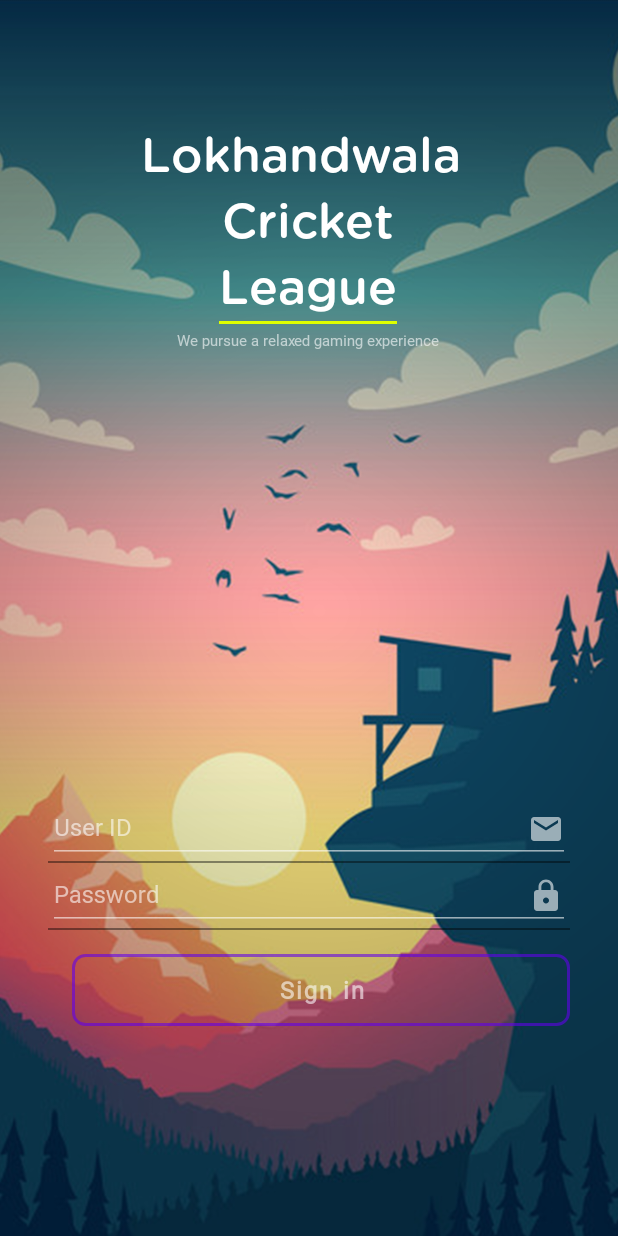
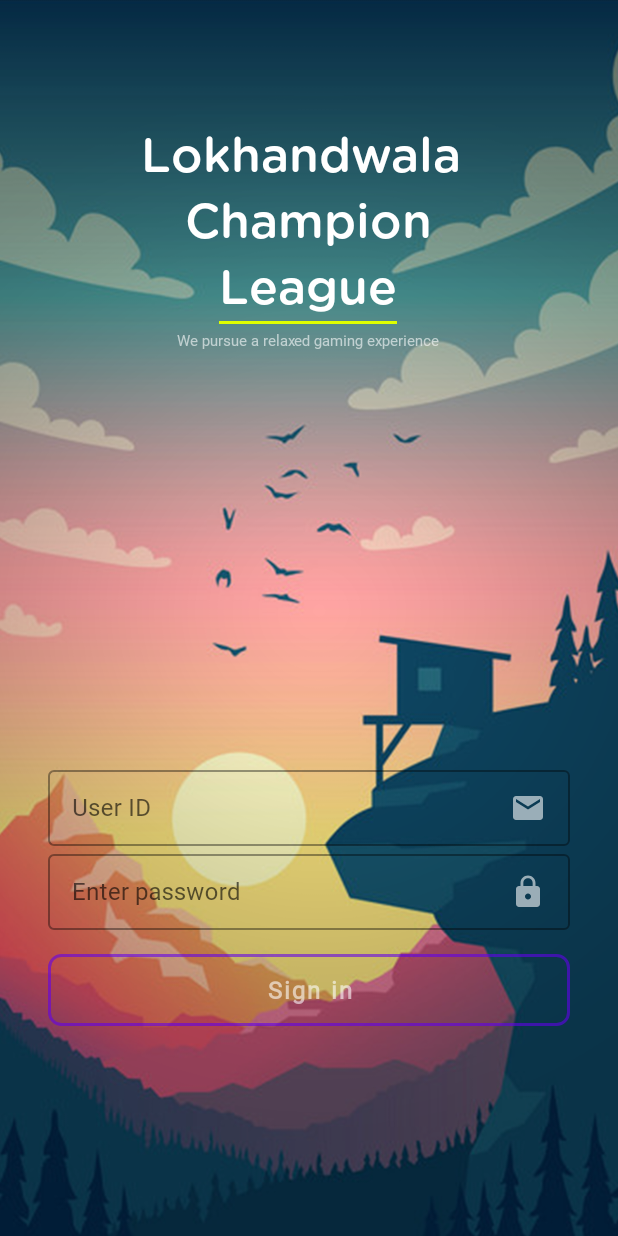
Before and after one commit to dipmalatelang/lclproject, an Android app: the screen it shows after launch (LoginActivity), on a phone screen of 412 x 824 dp. Run offline under Robolectric (Android 15) with nearby library versions, the phone set to English and light mode, and no system bars; our stand-ins replace data binding, sdp/ssp sizes.

Commit message:
Login Dashboard

```diff
--- a/app/build.gradle
+++ b/app/build.gradle
@@ -66,8 +66,4 @@ dependencies {
     implementation "com.squareup.okhttp3:okhttp:$rootProject.okhttp_version"
     implementation "com.squareup.okhttp3:logging-interceptor:$rootProject.okhttp_version"
 
-//    implementation 'com.android.support:design:27.1.1'
-
-
-
 }
--- a/app/src/main/java/com/example/lcl/MainActivity.java
+++ b/app/src/main/java/com/example/lcl/MainActivity.java
@@ -10,5 +10,7 @@ public class MainActivity extends AppCompatActivity {
     protected void onCreate(Bundle savedInstanceState) {
         super.onCreate(savedInstanceState);
         setContentView(R.layout.activity_main);
+
+
     }
 }
--- a/app/src/main/res/layout/activity_home_screen.xml
+++ b/app/src/main/res/layout/activity_home_screen.xml
@@ -17,11 +17,11 @@
 
     <ImageView
         android:id="@+id/user_photo"
-        android:layout_width="150dp"
-        android:layout_height="150dp"
+        android:layout_width="172dp"
+        android:layout_height="172dp"
         android:layout_marginLeft="26dp"
         android:layout_marginTop="12dp"
-        android:src="@drawable/players"
+        android:src="@drawable/lcl"
         app:layout_constraintStart_toStartOf="parent"
         app:layout_constraintTop_toTopOf="parent" />
 
@@ -32,7 +32,7 @@
         android:layout_marginStart="20dp"
         android:layout_marginTop="56dp"
         android:fontFamily="@font/calibri"
-        android:text="Lokhandwala\nChampion League"
+        android:text="Lokhandwala\n  Champion\n     League"
         android:textColor="#ffffff"
         android:textSize="20sp"
         android:textStyle="bold"
@@ -56,7 +56,7 @@
     <GridLayout
         android:layout_width="match_parent"
         android:layout_height="0dp"
-        android:layout_marginTop="150dp"
+        android:layout_marginTop="172dp"
         android:layout_marginBottom="5dp"
         android:alignmentMode="alignMargins"
         android:columnCount="2"
@@ -188,7 +188,7 @@
                     android:layout_width="64dp"
                     android:layout_height="64dp"
                     android:layout_gravity="center_horizontal"
-                    android:background="@drawable/minimum_bid"/>
+                    android:background="@drawable/players"/>
 
                 <TextView
                     android:layout_width="wrap_content"
@@ -261,6 +261,7 @@
         </androidx.cardview.widget.CardView>
 
         <androidx.cardview.widget.CardView
+            android:id="@+id/teams"
             android:layout_width="0dp"
             android:layout_height="0dp"
             android:layout_rowWeight="1"
@@ -284,7 +285,7 @@
                     android:layout_width="64dp"
                     android:layout_height="64dp"
                     android:layout_gravity="center_horizontal"
-                    android:background="@drawable/teams"/>
+                    android:background="@drawable/players" />
 
                 <TextView
                     android:layout_width="wrap_content"
@@ -309,6 +310,7 @@
         </androidx.cardview.widget.CardView>
 
         <androidx.cardview.widget.CardView
+            android:id="@+id/players"
             android:layout_width="0dp"
             android:layout_height="0dp"
             android:layout_rowWeight="1"
--- a/app/src/main/res/layout/activity_login.xml
+++ b/app/src/main/res/layout/activity_login.xml
@@ -58,7 +58,7 @@
                     android:layout_width="wrap_content"
                     android:layout_height="wrap_content"
                     android:fontFamily="@font/gotham"
-                    android:text="Cricket"
+                    android:text="Champion"
                     android:textColor="#ffffff"
                     android:textSize="32sp" />
 
@@ -115,7 +115,7 @@
             android:paddingRight="32dp">
 
 
-            <com.google.android.material.textfield.TextInputLayout
+            <!--<com.google.android.material.textfield.TextInputLayout
                 android:layout_width="match_parent"
                 android:layout_height="wrap_content"
                 android:textColorHint="#96ffffff"
@@ -134,14 +134,37 @@
                     android:textColor="@android:color/white"
                     android:textSize="16sp" />
             </com.google.android.material.textfield.TextInputLayout>
-
+-->
             <com.google.android.material.textfield.TextInputLayout
+                style="@style/Widget.MaterialComponents.TextInputLayout.OutlinedBox.Dense"
                 android:layout_width="match_parent"
                 android:layout_height="wrap_content"
-                android:textColorHint="#96ffffff"
-                android:theme="@style/EditScreenTextInputLayoutStyle">
+                android:textColor="#96ffffff"
+                android:hint="User ID"
+                >
+                <com.google.android.material.textfield.TextInputEditText
+                    android:id="@+id/editTextName"
+                    android:layout_width="match_parent"
+                    android:layout_height="wrap_content"
+                    android:drawablePadding="16dp"
+                    android:drawableRight="@drawable/ic_email_white_24dp"
+                    android:fontFamily="@font/calibri"
+                    android:inputType="textEmailAddress"
+                    android:maxLines="1"
+                    android:textColor="@android:color/white"
+                    android:textSize="16sp"/>
 
-                <EditText
+            </com.google.android.material.textfield.TextInputLayout>
+
+
+
+            <!--            <com.google.android.material.textfield.TextInputLayout-->
+<!--                android:layout_width="match_parent"-->
+<!--                android:layout_height="wrap_content"-->
+<!--                android:textColorHint="#96ffffff"-->
+<!--                android:theme="@style/EditScreenTextInputLayoutStyle">-->
+
+               <!-- <EditText
                     android:id="@+id/editTextPassword"
                     android:layout_width="match_parent"
                     android:layout_height="match_parent"
@@ -152,8 +175,33 @@
                     android:inputType="textPassword"
                     android:maxLines="1"
                     android:textColor="@android:color/white"
-                    android:textSize="16sp" />
+                    android:textSize="16sp" />-->
+<!--            </com.google.android.material.textfield.TextInputLayout>-->
+
+
+            <com.google.android.material.textfield.TextInputLayout
+                style="@style/Widget.MaterialComponents.TextInputLayout.OutlinedBox.Dense"
+                android:layout_width="match_parent"
+                android:layout_height="wrap_content"
+                android:textColor="#96ffffff"
+                android:hint="Enter password"
+                >
+
+                <com.google.android.material.textfield.TextInputEditText
+                    android:id="@+id/editTextPassword"
+                    android:layout_width="match_parent"
+                    android:layout_height="wrap_content"
+                    android:inputType="textPassword"
+                    android:drawablePadding="16dp"
+                    android:drawableRight="@drawable/ic_lock_white_24dp"
+                    android:fontFamily="@font/calibri"
+                    android:maxLines="1"
+                    android:textColor="@android:color/white"
+                    android:textSize="16sp"/>
+
             </com.google.android.material.textfield.TextInputLayout>
+
+
 
             <LinearLayout
                 android:layout_width="match_parent"
@@ -167,7 +215,6 @@
                     android:id="@+id/btn_Login"
                     android:layout_width="match_parent"
                     android:layout_height="wrap_content"
-                    android:layout_marginLeft="16dp"
                     android:background="@drawable/buttonshapewhitebg"
                     android:fontFamily="@font/calibri"
                     android:text="Sign in"
```
Also changed, not shown: app/src/main/res/drawable-v24/lcl.png (added).
